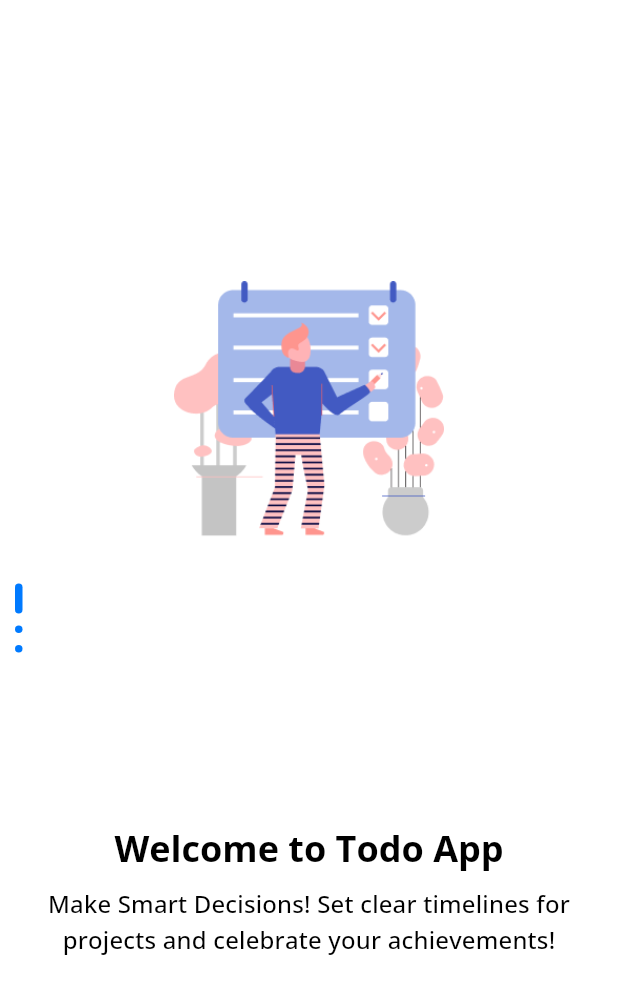
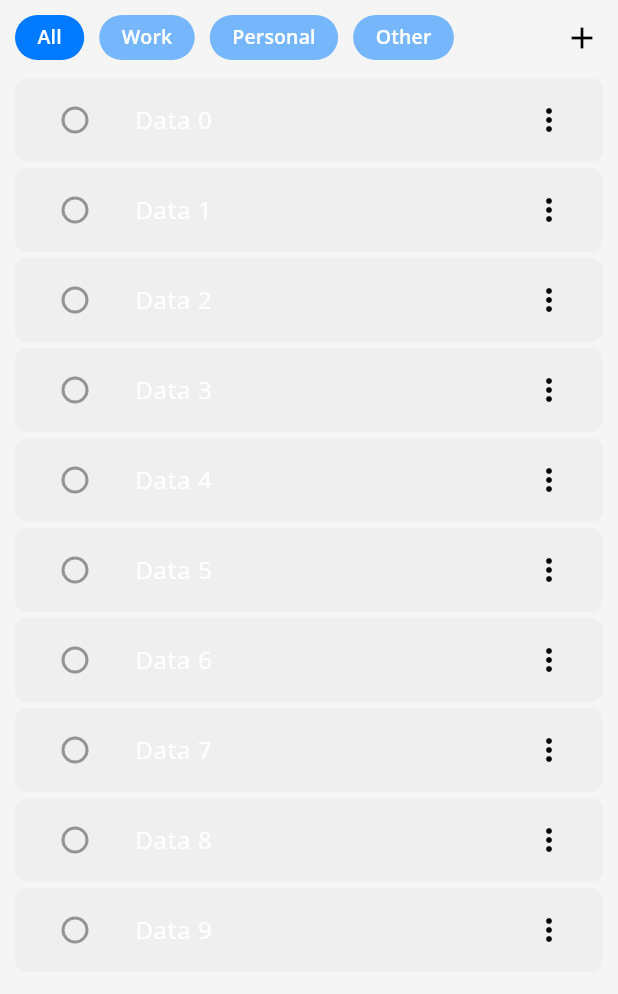
Before and after one commit to vsaravananc/flutter_todo_app, a Flutter app: the screen it shows after launch, on a phone screen of 412 x 824 dp. Shown: the top 994 px of the screen. Run offline on Flutter 3.47's test engine with Material 3 defaults, Android fonts, the phone set to English and light mode, and no system bars; drawn by our look-alikes of flutter_slidable; our stand-ins replace bloc, flutter_bloc, sqflite; accounts and stored records are empty.

Commit message:
i have done UI path on todo list

```diff
--- a/lib/features/home/bloc/home_bloc_bloc.dart
+++ b/lib/controller/category_controller/bloc/home_bloc_bloc.dart
@@ -1,8 +1,8 @@
 import 'package:bloc/bloc.dart';
 import 'package:meta/meta.dart';
 import 'package:todoapp/core/services/error_handeling_service.dart';
-import 'package:todoapp/features/home/data/model/category_model.dart';
-import 'package:todoapp/features/home/domain/home_domain.dart';
+import 'package:todoapp/controller/category_controller/data/model/category_model.dart';
+import 'package:todoapp/controller/category_controller/domain/home_domain.dart';
 
 part 'home_bloc_event.dart';
 part 'home_bloc_state.dart';
--- a/lib/features/home/data/use_case/home_data.dart
+++ b/lib/controller/category_controller/data/use_case/home_data.dart
@@ -1,7 +1,7 @@
 import 'package:flutter/foundation.dart';
 import 'package:sqflite/sqlite_api.dart';
 import 'package:todoapp/core/services/error_handeling_service.dart';
-import 'package:todoapp/features/home/data/model/category_model.dart';
+import 'package:todoapp/controller/category_controller/data/model/category_model.dart';
 
 abstract class HomeDataReadeWrite {}
 
--- a/lib/features/home/domain/home_domain.dart
+++ b/lib/controller/category_controller/domain/home_domain.dart
@@ -1,8 +1,8 @@
 import 'package:bloc/bloc.dart';
 import 'package:todoapp/core/services/error_handeling_service.dart';
-import 'package:todoapp/features/home/bloc/home_bloc_bloc.dart';
-import 'package:todoapp/features/home/data/model/category_model.dart';
-import 'package:todoapp/features/home/data/use_case/home_data.dart';
+import 'package:todoapp/controller/category_controller/bloc/home_bloc_bloc.dart';
+import 'package:todoapp/controller/category_controller/data/model/category_model.dart';
+import 'package:todoapp/controller/category_controller/data/use_case/home_data.dart';
 
 sealed class HomeDomain<T> {
   Future<void> triggerEvent(
--- a/lib/core/themes/colors.dart
+++ b/lib/core/themes/colors.dart
@@ -15,7 +15,7 @@ class DarkColors {
   static Color primaryColor = const Color(0xFF007AFF);
   static Color secondaryColor = const Color(0xFF76B6FA);
   static Color backgroundColor = const Color(0xFF000000);
-  static Color secondaryBackgroundColor = const Color(0xFF0A0A0A);
+  static Color secondaryBackgroundColor = const Color(0xFF0B0B0B);
   static Color shadowColor = const Color(0xFF1A1A1A);
   static Color popMenuColor =  const Color(0xFF212121);
   static Color textColor = const Color(0xFFFFFFFF);
--- a/lib/core/themes/theme.dart
+++ b/lib/core/themes/theme.dart
@@ -12,7 +12,7 @@ class AppTheme {
       primary: LightColors.primaryColor,
       secondary: LightColors.secondaryColor,
       surface: LightColors.secondaryBackgroundColor,
-      tertiary:  LightColors.popMenuColor,
+      tertiary: LightColors.popMenuColor,
       brightness: Brightness.light,
     ),
 
@@ -61,7 +61,7 @@ class AppTheme {
       primary: DarkColors.primaryColor,
       secondary: DarkColors.secondaryColor,
       surface: DarkColors.secondaryBackgroundColor,
-      tertiary:  DarkColors.popMenuColor,
+      tertiary: DarkColors.popMenuColor,
       brightness: Brightness.dark,
     ),
 
--- a/lib/features/home/presentation/home_screen.dart
+++ b/lib/features/home/presentation/home_screen.dart
@@ -1,5 +1,6 @@
 import 'package:flutter/material.dart';
-import 'package:todoapp/features/home/widgets/home_category_header.dart';
+import 'package:todoapp/features/home/widgets/body_widgets/home_todo_list.dart';
+import 'package:todoapp/features/home/widgets/header_widgets/home_category_header.dart';
 
 ///
 ///  FILE_PURPOSE: HOME SCREEN
@@ -103,8 +104,10 @@ class HomeScreenContent extends StatelessWidget {
     return Scaffold(
       backgroundColor: Theme.of(context).colorScheme.surface,
       key: const ValueKey('HOME-screen-content'),
-      appBar: const HomeCategoryHeader( key: const ValueKey('home-category-header')),
-      body: const Center(child: Text('HOME Screen')),
+      appBar: const HomeCategoryHeader(
+        key: const ValueKey('home-category-header'),
+      ),
+      body: const HomeTodoListWidget(key: const ValueKey('home-todo-list')),
     );
   }
 }
--- /dev/null
+++ b/lib/features/home/widgets/body_widgets/home_todo_list.dart
@@ -0,0 +1,150 @@
+import 'package:flutter/material.dart';
+import 'package:flutter_slidable/flutter_slidable.dart';
+
+class HomeTodoListWidget extends StatefulWidget {
+  const HomeTodoListWidget({super.key});
+
+  @override
+  State<HomeTodoListWidget> createState() => _HomeTodoListWidgetState();
+}
+
+class _HomeTodoListWidgetState extends State<HomeTodoListWidget>
+    with SingleTickerProviderStateMixin {
+  final List<String> items = List.generate(10, (i) => 'Data $i');
+  late AnimationController _controller;
+  late Animation<double> _fadeAnimation;
+  late Animation<Offset> _slideAnimation;
+
+  @override
+  void initState() {
+    super.initState();
+
+    _controller = AnimationController(
+      vsync: this,
+      duration: const Duration(milliseconds: 600),
+    );
+
+    _fadeAnimation = CurvedAnimation(parent: _controller, curve: Curves.easeIn);
+
+    _slideAnimation = Tween<Offset>(
+      begin: const Offset(0, 0.2),
+      end: Offset.zero,
+    ).animate(CurvedAnimation(parent: _controller, curve: Curves.easeOut));
+    Future.delayed(const Duration(milliseconds: 400), () {
+      _controller.forward();
+    });
+  }
+
+  @override
+  void dispose() {
+    _controller.dispose();
+    super.dispose();
+  }
+
+  @override
+  Widget build(BuildContext context) {
+    return FadeTransition(
+      opacity: _fadeAnimation,
+      child: SlideTransition(
+        position: _slideAnimation,
+        child: SlidableAutoCloseBehavior(
+          closeWhenOpened: true,
+          child: ReorderableListView.builder(
+            key: const ValueKey('reorderable-listview'),
+            padding: const EdgeInsets.symmetric(horizontal: 10),
+            itemCount: items.length,
+            onReorder: (oldIndex, newIndex) {
+              setState(() {
+                if (newIndex > oldIndex) newIndex--;
+                final item = items.removeAt(oldIndex);
+                items.insert(newIndex, item);
+              });
+            },
+            proxyDecorator: (child, index, animation) {
+              final item = items[index];
+              return Material(
+                child: Container(
+                  decoration: BoxDecoration(
+                    color: Theme.of(context).colorScheme.tertiary,
+                    borderRadius: BorderRadius.circular(8),
+                    boxShadow: [
+                      BoxShadow(
+                        color: Colors.white.withOpacity(0.1),
+                        blurRadius: 10,
+                        spreadRadius: 2
+                      ),
+                    ],
+                  ),
+                  child: ListTile(
+                    title: Text(
+                      item,
+                      style: const TextStyle(color: Colors.white),
+                    ),
+                    trailing: ReorderableDragStartListener(
+                      index: index,
+                      child: const Icon(Icons.more_vert_outlined),
+                    ),
+                  ),
+                ),
+              );
+            },
+            buildDefaultDragHandles: false,
+            itemBuilder: (context, index) {
+              final item = items[index];
+              return Padding(
+                key: ValueKey(index),
+                padding: const EdgeInsets.symmetric(vertical: 2),
+                child: Slidable(
+                  key: ValueKey(item),
+                  endActionPane: ActionPane(
+                    motion: const ScrollMotion(),
+                    extentRatio: 0.4,
+                    children: [
+                      SlidableAction(
+                        borderRadius: const BorderRadius.horizontal(
+                          left: Radius.circular(8),
+                        ),
+                        onPressed: (_) => debugPrint('Edit $item'),
+                        backgroundColor: Colors.blue,
+                        icon: Icons.edit,
+                        label: 'Edit',
+                      ),
+                      SlidableAction(
+                        borderRadius: const BorderRadius.horizontal(
+                          right: Radius.circular(8),
+                        ),
+                        onPressed: (_) {
+                          setState(() => items.removeAt(index));
+                        },
+                        backgroundColor: Colors.red,
+                        icon: Icons.delete,
+                        label: 'Delete',
+                      ),
+                    ],
+                  ),
+                  child: Container(
+                    decoration: BoxDecoration(
+                      color: Theme.of(context).colorScheme.tertiary,
+                      borderRadius: BorderRadius.circular(8),
+                    ),
+                    child: ListTile(
+                      leading: const Radio(value: false),
+                      title: Text(
+                        item,
+                        style: const TextStyle(color: Colors.white),
+                      ),
+                      trailing: ReorderableDragStartListener(
+                        index: index,
+                        child: const Icon(Icons.more_vert_outlined),
+                      ),
+                    ),
+                  ),
+                ),
+              );
+            },
+          ),
+        ),
+      ),
+    );
+  }
+}
--- a/lib/features/home/widgets/home_category_bottomsheet.dart
+++ b/lib/features/home/widgets/header_widgets/home_category_bottomsheet.dart
@@ -1,6 +1,6 @@
 import 'package:flutter/material.dart';
-import 'package:todoapp/features/home/widgets/home_category_textfield.dart';
-import 'package:todoapp/features/home/widgets/home_overlay_entry.dart';
+import 'package:todoapp/features/home/widgets/header_widgets/home_category_textfield.dart';
+import 'package:todoapp/features/home/widgets/header_widgets/home_overlay_entry.dart';
 
 ///
 ///  FILE_PURPOSE: HOME CATEGORY BOTTOM SHEET TO GET NEW CATEGORY
@@ -17,6 +17,7 @@ class HomeCategoryBottomsheet extends StatelessWidget {
       key: const ValueKey('home-category-bottomsheet-container'),
       height: 75,
       padding: const EdgeInsets.symmetric(horizontal: 10, vertical: 10),
+      margin: EdgeInsets.only(bottom: MediaQuery.viewInsetsOf(context).bottom),
       width: double.infinity,
       child: const Row(
         children: [
--- a/lib/features/home/widgets/home_category_textfield.dart
+++ b/lib/features/home/widgets/header_widgets/home_category_textfield.dart
@@ -1,7 +1,7 @@
 import 'package:flutter/material.dart';
 import 'package:flutter_bloc/flutter_bloc.dart';
 import 'package:todoapp/core/words/app_words.dart';
-import 'package:todoapp/features/home/bloc/home_bloc_bloc.dart';
+import 'package:todoapp/controller/category_controller/bloc/home_bloc_bloc.dart';
 
 class HomeCategoryTextfield extends StatefulWidget {
   const HomeCategoryTextfield({super.key});
--- a/lib/features/home/widgets/home_choice_chip.dart
+++ b/lib/features/home/widgets/header_widgets/home_choice_chip.dart
@@ -1,6 +1,6 @@
 import 'package:flutter/material.dart';
 import 'package:todoapp/core/themes/colors.dart';
-import 'package:todoapp/features/home/data/model/category_model.dart';
+import 'package:todoapp/controller/category_controller/data/model/category_model.dart';
 
 ///
 ///  FILE_PURPOSE: HOME CHOICE CHIP TO SELECT ANY CATEGORY
--- a/lib/features/splash/presentation/splash_screen.dart
+++ b/lib/features/splash/presentation/splash_screen.dart
@@ -1,7 +1,8 @@
 import 'package:flutter/material.dart';
+import 'package:flutter/services.dart';
 import 'package:flutter_bloc/flutter_bloc.dart';
 import 'package:todoapp/core/route/routes.dart';
-import 'package:todoapp/features/home/bloc/home_bloc_bloc.dart';
+import 'package:todoapp/controller/category_controller/bloc/home_bloc_bloc.dart';
 import 'package:todoapp/features/splash/widget/splash_animation_widget.dart';
 import 'package:todoapp/features/splash/widget/splash_logo_widget.dart';
 
@@ -20,6 +21,7 @@ class _SplashScreenState extends State<SplashScreen> {
 
   @override
   void initState() {
+    SystemChannels.textInput.invokeMethod('TextInput.hide');
     context.read<HomeBloc>().add(LoadCategoryEvent());
     changeTheme();
     super.initState();
@@ -32,7 +34,8 @@ class _SplashScreenState extends State<SplashScreen> {
     if (mounted) {
       Navigator.pushNamedAndRemoveUntil(
         context,
-        Routes.welcomScreen,
+        Routes.homeScreen,
+        // Routes.welcomScreen,
         (_) => true,
       );
     }
--- a/lib/main.dart
+++ b/lib/main.dart
@@ -3,9 +3,9 @@ import 'package:flutter_bloc/flutter_bloc.dart';
 import 'package:todoapp/core/route/routes.dart';
 import 'package:todoapp/core/themes/theme.dart';
 import 'package:todoapp/database/create_db.dart';
-import 'package:todoapp/features/home/bloc/home_bloc_bloc.dart';
-import 'package:todoapp/features/home/data/use_case/home_data.dart';
-import 'package:todoapp/features/home/domain/home_domain.dart';
+import 'package:todoapp/controller/category_controller/bloc/home_bloc_bloc.dart';
+import 'package:todoapp/controller/category_controller/data/use_case/home_data.dart';
+import 'package:todoapp/controller/category_controller/domain/home_domain.dart';
 
 Future<void> main() async {
   runApp(await DependencyInjection.injectBloc(const MyApp()));
--- a/pubspec.yaml
+++ b/pubspec.yaml
@@ -40,6 +40,7 @@ dependencies:
   flutter_intro: ^3.4.0
   flex_color_picker: ^3.7.2
   path: ^1.9.1
+  flutter_slidable: ^4.0.3
 
 dev_dependencies:
   flutter_test:
```
Also changed, not shown: lib/features/home/widgets/header_widgets/home_category_header.dart (renamed from lib/features/home/widgets/home_category_header.dart, +7 -4 lines), lib/controller/category_controller/bloc/home_bloc_event.dart (renamed from lib/features/home/bloc/home_bloc_event.dart), lib/controller/category_controller/bloc/home_bloc_state.dart (renamed from lib/features/home/bloc/home_bloc_state.dart), lib/controller/category_controller/data/model/category_model.dart (renamed from lib/features/home/data/model/category_model.dart), lib/features/home/widgets/header_widgets/home_overlay_entry.dart (renamed from lib/features/home/widgets/home_overlay_entry.dart), pubspec.lock.
